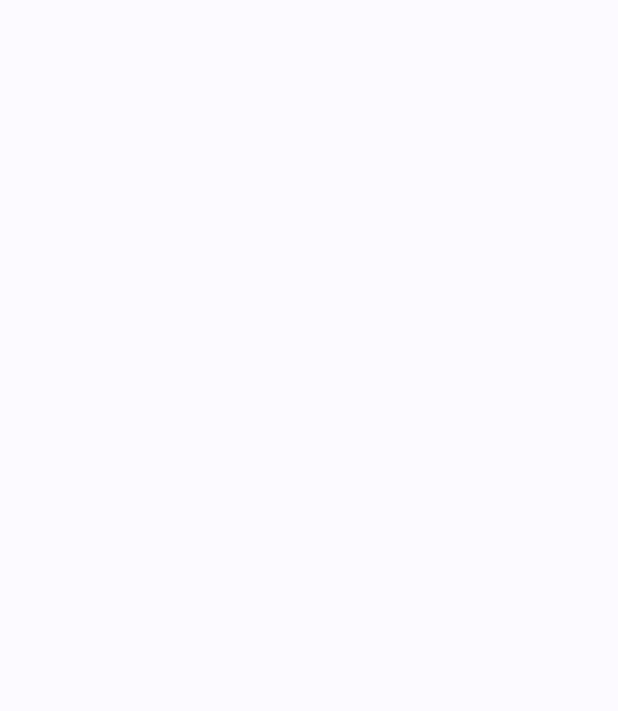
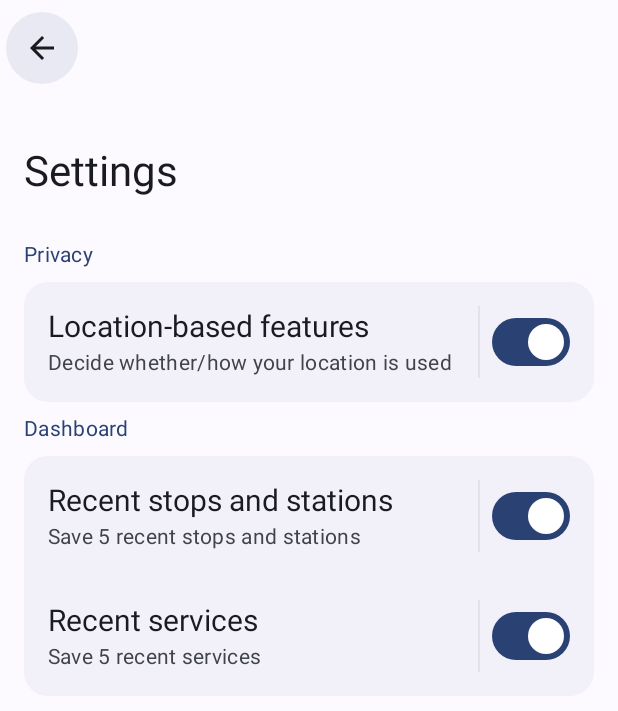
Before and after one commit to dkincorporated/metlook-eta, an Android app built with Jetpack Compose: the SettingsScreen screen opened through its navigation route, on a phone screen of 412 x 824 dp. Before the commit the part shown is empty. Shown: the top 711 px of the screen. Run offline under Robolectric (Android 15) with nearby library versions, the phone set to English and light mode, and no system bars.

Commit message:
Implement scaffold of settings screen

```diff
--- a/app/src/main/java/dev/dkong/metlook/eta/composables/ScaffoldComposables.kt
+++ b/app/src/main/java/dev/dkong/metlook/eta/composables/ScaffoldComposables.kt
@@ -154,7 +154,7 @@ fun MaterialColumn(modifier: Modifier = Modifier, content: @Composable (ColumnSc
 @Composable
 fun VerticalDivider(
     modifier: Modifier = Modifier,
-    color: Color = MaterialTheme.colorScheme.onSurfaceVariant,
+    color: Color = MaterialTheme.colorScheme.surfaceVariant,
     thickness: Dp = 1.dp
 ) {
     Box(
--- /dev/null
+++ b/app/src/main/java/dev/dkong/metlook/eta/composables/SettingsComposables.kt
@@ -0,0 +1,313 @@
+package dev.dkong.metlook.eta.composables
+
+import androidx.annotation.DrawableRes
+import androidx.compose.foundation.Image
+import androidx.compose.foundation.background
+import androidx.compose.foundation.clickable
+import androidx.compose.foundation.layout.Arrangement
+import androidx.compose.foundation.layout.Box
+import androidx.compose.foundation.layout.BoxScope
+import androidx.compose.foundation.layout.Column
+import androidx.compose.foundation.layout.IntrinsicSize
+import androidx.compose.foundation.layout.Row
+import androidx.compose.foundation.layout.fillMaxWidth
+import androidx.compose.foundation.layout.height
+import androidx.compose.foundation.layout.padding
+import androidx.compose.foundation.layout.size
+import androidx.compose.foundation.shape.CircleShape
+import androidx.compose.foundation.shape.RoundedCornerShape
+import androidx.compose.material.icons.Icons
+import androidx.compose.material.icons.outlined.Info
+import androidx.compose.material3.Icon
+import androidx.compose.material3.IconButton
+import androidx.compose.material3.MaterialTheme
+import androidx.compose.material3.RadioButton
+import androidx.compose.material3.Switch
+import androidx.compose.material3.Text
+import androidx.compose.runtime.Composable
+import androidx.compose.runtime.MutableState
+import androidx.compose.ui.Alignment
+import androidx.compose.ui.Modifier
+import androidx.compose.ui.draw.clip
+import androidx.compose.ui.graphics.ColorFilter
+import androidx.compose.ui.res.painterResource
+import androidx.compose.ui.unit.Dp
+import androidx.compose.ui.unit.dp
+import androidx.compose.ui.unit.sp
+import dev.dkong.metlook.eta.R
+
+@Composable
+fun SettingsInfoText(info: String, horizontalPadding: Dp = 16.dp) {
+    Text(
+        info,
+        style = MaterialTheme.typography.bodyMedium,
+        color = MaterialTheme.colorScheme.onSurfaceVariant,
+        modifier = Modifier
+            .fillMaxWidth()
+            .padding(horizontal = horizontalPadding)
+    )
+}
+
+@Composable
+fun SettingsInfoFootnote(info: String) {
+    Column(
+        modifier = Modifier
+            .fillMaxWidth()
+            .padding(horizontal = 16.dp)
+    ) {
+        Icon(
+            Icons.Outlined.Info,
+            Icons.Outlined.Info.name,
+            tint = MaterialTheme.colorScheme.onSurfaceVariant,
+            modifier = Modifier.padding(vertical = 16.dp)
+        )
+        Text(
+            info,
+            style = MaterialTheme.typography.bodyMedium,
+            color = MaterialTheme.colorScheme.onSurfaceVariant
+        )
+    }
+}
+
+@Composable
+fun HeadlineToggleableSettingsItem(
+    name: String,
+    checked: MutableState<Boolean>,
+    onCheckedChange: (() -> Unit)? = null
+) {
+    Row(
+        modifier = Modifier
+            .fillMaxWidth()
+            .padding(16.dp)
+            .clip(RoundedCornerShape(32.dp))
+            .clickable {
+                checked.value = !checked.value
+                onCheckedChange?.let {
+                    onCheckedChange()
+                }
+            }
+            .background(MaterialTheme.colorScheme.primaryContainer)
+            .padding(16.dp),
+        verticalAlignment = Alignment.CenterVertically,
+        horizontalArrangement = Arrangement.spacedBy(8.dp)
+    ) {
+        Text(
+            text = name,
+            style = MaterialTheme.typography.titleLarge,
+            color = MaterialTheme.colorScheme.onPrimaryContainer,
+            modifier = Modifier.weight(1f)
+        )
+        Switch(
+            checked = checked.value,
+            onCheckedChange = { newChecked ->
+                checked.value = newChecked
+                onCheckedChange?.let {
+                    onCheckedChange()
+                }
+            }
+        )
+    }
+}
+
+@Composable
+internal fun SettingsItemBase(
+    name: String,
+    onClick: () -> Unit,
+    description: String? = null,
+    startContent: @Composable (BoxScope.() -> Unit)? = null,
+    endContent: @Composable (BoxScope.() -> Unit)? = null,
+    showDivider: Boolean? = null,
+    horizontalPadding: Dp = 0.dp,
+    isRounded: Boolean = false
+) {
+    val rowModifier = if (isRounded) {
+        Modifier
+            .clip(RoundedCornerShape(24.dp))
+            .clickable(onClick = onClick)
+            .padding(horizontal = horizontalPadding, vertical = 16.dp)
+    } else {
+        Modifier
+            .clip(RoundedCornerShape(4.dp))
+            .clickable(onClick = onClick)
+            .padding(horizontal = horizontalPadding, vertical = 16.dp)
+    }
+
+
+    Row(
+        verticalAlignment = Alignment.CenterVertically,
+        modifier = rowModifier
+    ) {
+        startContent?.let {
+            Box(content = startContent, modifier = Modifier.padding(end = horizontalPadding))
+        }
+        Column(
+            modifier = Modifier
+                .fillMaxWidth()
+                .weight(1f)
+        ) {
+            Text(
+                text = name,
+                style = MaterialTheme.typography.titleLarge,
+                fontSize = 20.sp,
+                color = MaterialTheme.colorScheme.onSurface
+            )
+            description?.let {
+                Text(
+                    text = description,
+                    style = MaterialTheme.typography.bodyMedium,
+                    color = MaterialTheme.colorScheme.onSurfaceVariant
+                )
+            }
+        }
+        endContent?.let {
+            Row(
+                modifier = Modifier.height(IntrinsicSize.Min),
+                horizontalArrangement = Arrangement.spacedBy(horizontalPadding / 2),
+                verticalAlignment = Alignment.CenterVertically
+            ) {
+                if (showDivider == true) VerticalDivider()
+                Box(content = endContent)
+            }
+        }
+    }
+}
+
+@Composable
+fun SettingsItem(
+    name: String,
+    onClick: () -> Unit,
+    description: String? = null,
+    @DrawableRes icon: Int? = null,
+    iconDescription: String? = null,
+    actionContent: @Composable (BoxScope.() -> Unit)? = null,
+    showDivider: Boolean? = null,
+    horizontalPadding: Dp = 16.dp,
+    iconHasCircle: Boolean = true,
+    isRounded: Boolean = false
+) {
+    SettingsItemBase(
+        name = name,
+        onClick = onClick,
+        description = description,
+        startContent = if (icon == null) null else {
+            {
+                Box(
+                    modifier = if (iconHasCircle) {
+                        Modifier
+                            .size(40.dp)
+                            .clip(CircleShape)
+                            .background(MaterialTheme.colorScheme.primaryContainer)
+                    } else {
+                        Modifier.size(40.dp)
+                    }
+                ) {
+                    Image(
+                        painter = painterResource(id = icon),
+                        contentDescription = iconDescription,
+                        colorFilter = ColorFilter.tint(
+                            if (iconHasCircle) MaterialTheme.colorScheme.onPrimaryContainer
+                            else MaterialTheme.colorScheme.onSurface
+                        ),
+                        modifier = Modifier
+                            .size(32.dp)
+                            .padding(4.dp)
+                            .align(Alignment.Center)
+                    )
+                }
+            }
+        },
+        endContent = actionContent,
+        horizontalPadding = horizontalPadding,
+        isRounded = isRounded,
+        showDivider = showDivider
+    )
+}
+
+@Composable
+fun RadioButtonSettingsItem(
+    name: String,
+    id: String,
+    onChecked: (String) -> Unit,
+    description: String? = null,
+    onOptionsClicked: (() -> Unit)? = null,
+    horizontalPadding: Dp = 16.dp,
+    isRounded: Boolean = false,
+    selected: MutableState<String>,
+    enabled: (MutableState<Boolean>)? = null
+) {
+    SettingsItemBase(
+        name = name,
+        onClick = {
+            if (enabled?.value != false) onChecked(id)
+        },
+        description = description,
+        startContent = {
+            RadioButton(
+                selected = selected.value == id,
+                onClick = {
+                    selected.value = id
+                    onChecked(id)
+                },
+                enabled = enabled?.value ?: true
+            )
+        },
+        endContent = if (onOptionsClicked == null) null else {
+            {
+                IconButton(onClick = onOptionsClicked) {
+                    Image(
+                        painterResource(id = R.drawable.fancy_outlined_settings),
+                        contentDescription = "Device settings",
+                        colorFilter = ColorFilter.tint(MaterialTheme.colorScheme.onSurfaceVariant)
+                    )
+                }
+            }
+        },
+        showDivider = onOptionsClicked != null,
+        horizontalPadding = horizontalPadding,
+        isRounded = isRounded
+    )
+}
+
+@Composable
+fun SwitchSettingsItem(
+    name: String,
+    onClick: (() -> Unit)? = null,
+    description: String? = null,
+    @DrawableRes icon: Int? = null,
+    iconDescription: String? = null,
+    selected: MutableState<Boolean>,
+    enabled: (MutableState<Boolean>)? = null,
+    onSwitchChecked: (() -> Unit)? = null,
+    showDivider: Boolean = true,
+    horizontalPadding: Dp = 16.dp,
+    iconHasCircle: Boolean = true,
+    isRounded: Boolean = false
+) {
+    SettingsItem(
+        name = name,
+        onClick = if (onClick != null) onClick else {
+            {
+                selected.value = !selected.value
+            }
+        },
+        description = description,
+        icon = icon,
+        iconDescription = iconDescription,
+        actionContent = {
+            Switch(
+                checked = selected.value,
+                onCheckedChange = { newValue ->
+                    selected.value = newValue
+                    onSwitchChecked?.let {
+                        onSwitchChecked()
+                    }
+                },
+                enabled = enabled?.value != false
+            )
+        },
+        showDivider = showDivider,
+        horizontalPadding = horizontalPadding,
+        iconHasCircle = iconHasCircle,
+        isRounded = isRounded
+    )
+}
--- a/app/src/main/java/dev/dkong/metlook/eta/screens/home/HomeScreen.kt
+++ b/app/src/main/java/dev/dkong/metlook/eta/screens/home/HomeScreen.kt
@@ -1,5 +1,6 @@
 package dev.dkong.metlook.eta.screens.home
 
+import androidx.annotation.DrawableRes
 import androidx.compose.animation.expandHorizontally
 import androidx.compose.foundation.Image
 import androidx.compose.foundation.layout.Spacer
@@ -21,16 +22,24 @@ import androidx.compose.material3.rememberDrawerState
 import androidx.compose.runtime.Composable
 import androidx.compose.runtime.mutableStateOf
 import androidx.compose.runtime.remember
+import androidx.compose.runtime.rememberCoroutineScope
 import androidx.compose.ui.res.painterResource
 import androidx.navigation.NavHostController
 import dev.dkong.metlook.eta.composables.LargeTopAppbarScaffold
-import androidx.compose.runtime.*
 import androidx.compose.ui.Modifier
 import androidx.compose.ui.unit.dp
 import kotlinx.coroutines.launch
+import androidx.compose.runtime.getValue
+import androidx.compose.runtime.setValue
+import dev.dkong.metlook.eta.R
 
 @Composable
 fun HomeScreen(navHostController: NavHostController) {
+    /**
+     * Carrier record for Nav Drawer items other than the Nav Bar items
+     */
+    data class NavDrawerItem(val name: String, val route: String, @DrawableRes val icon: Int)
+
     val scope = rememberCoroutineScope()
 
     var selectedNavBarItem by remember { mutableStateOf(HomeScreenItem.Dashboard) }
@@ -46,7 +55,10 @@ fun HomeScreen(navHostController: NavHostController) {
 
                     NavigationDrawerItem(
                         label = {
-                            Text(text = homeScreen.displayName)
+                            Text(
+                                text = homeScreen.displayName,
+                                style = MaterialTheme.typography.labelLarge
+                            )
                         },
                         selected = isSelected,
                         onClick = {
@@ -64,6 +76,31 @@ fun HomeScreen(navHostController: NavHostController) {
                         modifier = Modifier.padding(NavigationDrawerItemDefaults.ItemPadding)
                     )
                 }
+                // Other Nav Drawer items
+                val navDrawerItems = listOf(
+                    NavDrawerItem("Settings", "settings", R.drawable.fancy_outlined_settings)
+                )
+                navDrawerItems.forEach { item ->
+                    NavigationDrawerItem(
+                        label = {
+                            Text(text = item.name, style = MaterialTheme.typography.labelLarge)
+                        },
+                        selected = false,
+                        onClick = {
+                            navHostController.navigate(item.route)
+                            scope.launch {
+                                drawerState.close()
+                            }
+                        },
+                        icon = {
+                            Image(
+                                painter = painterResource(id = item.icon),
+                                contentDescription = item.name
+                            )
+                        },
+                        modifier = Modifier.padding(NavigationDrawerItemDefaults.ItemPadding)
+                    )
+                }
             }
 
         }
@@ -72,6 +109,11 @@ fun HomeScreen(navHostController: NavHostController) {
             navController = navHostController,
             title = selectedNavBarItem.displayName,
             navigationIcon = Icons.Default.Menu,
+            onNavigationIconClick = {
+                scope.launch {
+                    drawerState.open()
+                }
+            },
             navigationBar = {
                 NavigationBar {
                     HomeScreenItem.values().forEach { screen ->
--- a/app/src/main/java/dev/dkong/metlook/eta/screens/settings/SettingsScreen.kt
+++ b/app/src/main/java/dev/dkong/metlook/eta/screens/settings/SettingsScreen.kt
@@ -1,9 +1,59 @@
 package dev.dkong.metlook.eta.screens.settings
 
+import androidx.annotation.DrawableRes
+import androidx.compose.material3.Switch
 import androidx.compose.runtime.Composable
+import androidx.compose.runtime.mutableStateOf
+import androidx.compose.runtime.remember
 import androidx.navigation.NavHostController
+import dev.dkong.metlook.eta.R
+import dev.dkong.metlook.eta.composables.LargeTopAppbarScaffold
+import dev.dkong.metlook.eta.composables.MaterialColumn
+import dev.dkong.metlook.eta.composables.SectionHeading
+import dev.dkong.metlook.eta.composables.SettingsItem
+import dev.dkong.metlook.eta.composables.SwitchSettingsItem
 
 @Composable
 fun SettingsScreen(navHostController: NavHostController) {
+    LargeTopAppbarScaffold(navController = navHostController, title = "Settings") {
+        item {
+            SectionHeading(heading = "Privacy")
+        }
+        item {
+            MaterialColumn {
+                val isLocationChecked = remember { mutableStateOf(true) }
+                SwitchSettingsItem(
+                    name = "Location-based features",
+                    description = "Decide whether/how your location is used",
+                    onClick = {
+                        navHostController.navigate("settings/location")
+                    },
+                    selected = isLocationChecked
+                )
+            }
+        }
+        item {
+            SectionHeading(heading = "Dashboard")
+        }
+        item {
+            MaterialColumn {
+                val isRecentStopsChecked = remember { mutableStateOf(true) }
+                SwitchSettingsItem(
+                    name = "Recent stops and stations",
+                    onClick = {},
+                    description = "Save 5 recent stops and stations",
+                    selected = isRecentStopsChecked
+                )
 
+                val isRecentServicesChecked = remember { mutableStateOf(true) }
+                SwitchSettingsItem(
+                    name = "Recent services",
+                    onClick = {},
+                    description = "Save 5 recent services",
+                    selected = isRecentServicesChecked
+                )
+            }
+        }
+
+    }
 }
--- /dev/null
+++ b/app/src/main/res/drawable/baseline_history_24.xml
@@ -0,0 +1,5 @@
+<vector android:height="24dp" android:tint="#000000"
+    android:viewportHeight="24" android:viewportWidth="24"
+    android:width="24dp" xmlns:android="http://schemas.android.com/apk/res/android">
+    <path android:fillColor="@android:color/white" android:pathData="M13,3c-4.97,0 -9,4.03 -9,9L1,12l3.89,3.89 0.07,0.14L9,12L6,12c0,-3.87 3.13,-7 7,-7s7,3.13 7,7 -3.13,7 -7,7c-1.93,0 -3.68,-0.79 -4.94,-2.06l-1.42,1.42C8.27,19.99 10.51,21 13,21c4.97,0 9,-4.03 9,-9s-4.03,-9 -9,-9zM12,8v5l4.28,2.54 0.72,-1.21 -3.5,-2.08L13.5,8L12,8z"/>
+</vector>
--- /dev/null
+++ b/app/src/main/res/drawable/fancy_outlined_settings.xml
@@ -0,0 +1,12 @@
+<vector xmlns:android="http://schemas.android.com/apk/res/android"
+    android:width="24dp"
+    android:height="24dp"
+    android:viewportWidth="24"
+    android:viewportHeight="24">
+  <path
+      android:fillColor="#FF000000"
+      android:pathData="M13.85,22.25h-3.7c-0.74,0 -1.36,-0.54 -1.45,-1.27l-0.27,-1.89c-0.27,-0.14 -0.53,-0.29 -0.79,-0.46l-1.8,0.72c-0.7,0.26 -1.47,-0.03 -1.81,-0.65L2.2,15.53c-0.35,-0.66 -0.2,-1.44 0.36,-1.88l1.53,-1.19c-0.01,-0.15 -0.02,-0.3 -0.02,-0.46 0,-0.15 0.01,-0.31 0.02,-0.46l-1.52,-1.19c-0.59,-0.45 -0.74,-1.26 -0.37,-1.88l1.85,-3.19c0.34,-0.62 1.11,-0.9 1.79,-0.63l1.81,0.73c0.26,-0.17 0.52,-0.32 0.78,-0.46l0.27,-1.91c0.09,-0.7 0.71,-1.25 1.44,-1.25h3.7c0.74,0 1.36,0.54 1.45,1.27l0.27,1.89c0.27,0.14 0.53,0.29 0.79,0.46l1.8,-0.72c0.71,-0.26 1.48,0.03 1.82,0.65l1.84,3.18c0.36,0.66 0.2,1.44 -0.36,1.88l-1.52,1.19c0.01,0.15 0.02,0.3 0.02,0.46s-0.01,0.31 -0.02,0.46l1.52,1.19c0.56,0.45 0.72,1.23 0.37,1.86l-1.86,3.22c-0.34,0.62 -1.11,0.9 -1.8,0.63l-1.8,-0.72c-0.26,0.17 -0.52,0.32 -0.78,0.46l-0.27,1.91c-0.1,0.68 -0.72,1.22 -1.46,1.22zM10.62,20.25h2.76l0.37,-2.55 0.53,-0.22c0.44,-0.18 0.88,-0.44 1.34,-0.78l0.45,-0.34 2.38,0.96 1.38,-2.4 -2.03,-1.58 0.07,-0.56c0.03,-0.26 0.06,-0.51 0.06,-0.78s-0.03,-0.53 -0.06,-0.78l-0.07,-0.56 2.03,-1.58 -1.39,-2.4 -2.39,0.96 -0.45,-0.35c-0.42,-0.32 -0.87,-0.58 -1.33,-0.77l-0.52,-0.22 -0.37,-2.55h-2.76l-0.37,2.55 -0.53,0.21c-0.44,0.19 -0.88,0.44 -1.34,0.79l-0.45,0.33 -2.38,-0.95 -1.39,2.39 2.03,1.58 -0.07,0.56a7,7 0,0 0,-0.06 0.79c0,0.26 0.02,0.53 0.06,0.78l0.07,0.56 -2.03,1.58 1.38,2.4 2.39,-0.96 0.45,0.35c0.43,0.33 0.86,0.58 1.33,0.77l0.53,0.22 0.38,2.55z"/>
+  <path
+      android:fillColor="#FF000000"
+      android:pathData="M12,12m-3.5,0a3.5,3.5 0,1 1,7 0a3.5,3.5 0,1 1,-7 0"/>
+</vector>
--- /dev/null
+++ b/app/src/main/res/drawable/outline_location_on_24.xml
@@ -0,0 +1,6 @@
+<vector android:height="24dp" android:tint="#000000"
+    android:viewportHeight="24" android:viewportWidth="24"
+    android:width="24dp" xmlns:android="http://schemas.android.com/apk/res/android">
+    <path android:fillColor="@android:color/white" android:pathData="M12,2C8.13,2 5,5.13 5,9c0,5.25 7,13 7,13s7,-7.75 7,-13c0,-3.87 -3.13,-7 -7,-7zM7,9c0,-2.76 2.24,-5 5,-5s5,2.24 5,5c0,2.88 -2.88,7.19 -5,9.88C9.92,16.21 7,11.85 7,9z"/>
+    <path android:fillColor="@android:color/white" android:pathData="M12,9m-2.5,0a2.5,2.5 0,1 1,5 0a2.5,2.5 0,1 1,-5 0"/>
+</vector>
--- /dev/null
+++ b/app/src/main/res/drawable/outline_security_24.xml
@@ -0,0 +1,5 @@
+<vector android:height="24dp" android:tint="#000000"
+    android:viewportHeight="24" android:viewportWidth="24"
+    android:width="24dp" xmlns:android="http://schemas.android.com/apk/res/android">
+    <path android:fillColor="@android:color/white" android:pathData="M12,1L3,5v6c0,5.55 3.84,10.74 9,12 5.16,-1.26 9,-6.45 9,-12L21,5l-9,-4zM12,11.99h7c-0.53,4.12 -3.28,7.79 -7,8.94L12,12L5,12L5,6.3l7,-3.11v8.8z"/>
+</vector>
```
